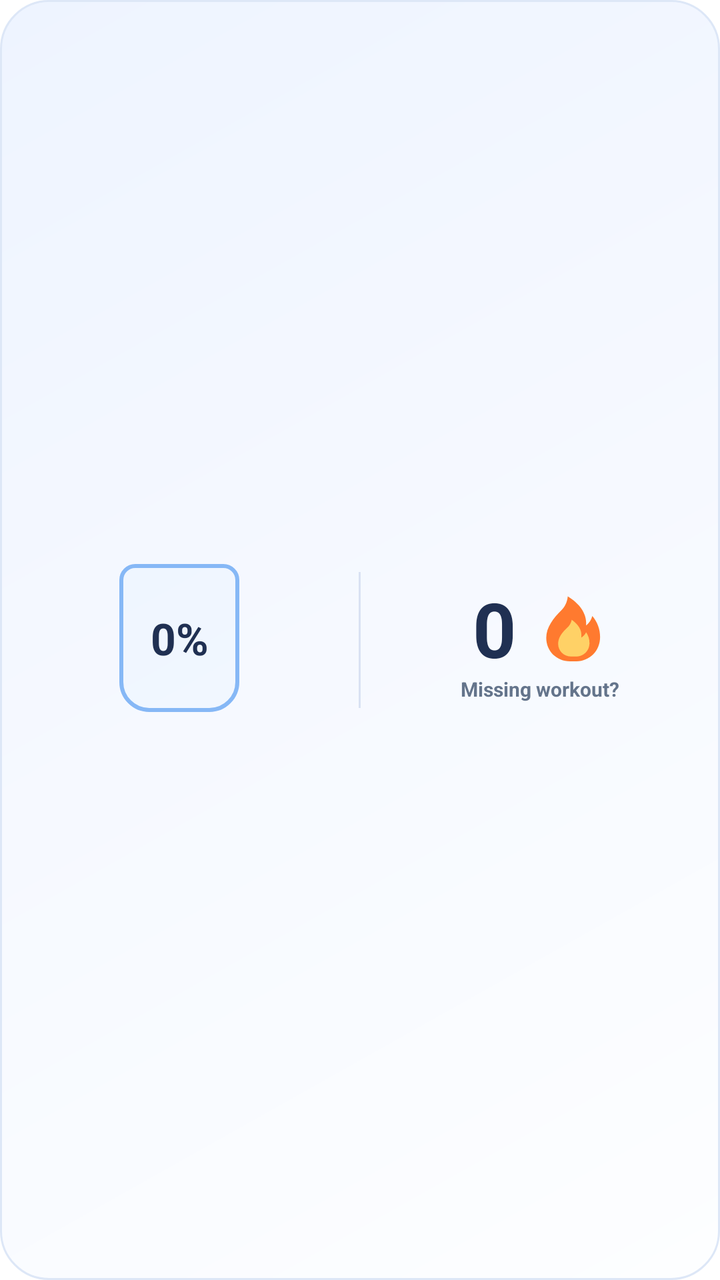
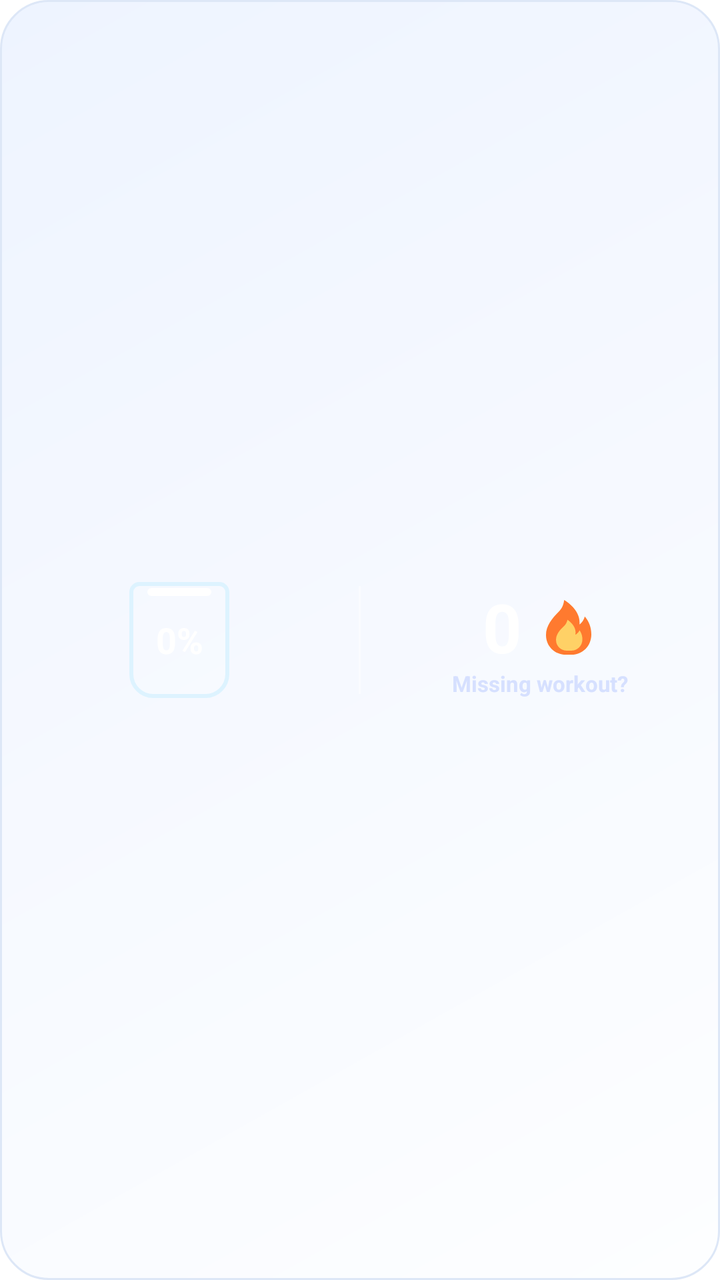

Screens rendered from an Android XML layout before and after an edit, with the pre-edit source and the edit as a unified diff.
<!-- AndroidManifest.xml: fallback theme Theme.MaterialComponents.DayNight.NoActionBar -->
<!-- res/layout/atlas_home_widget.xml -->
<?xml version="1.0" encoding="utf-8"?>
<LinearLayout xmlns:android="http://schemas.android.com/apk/res/android"
    android:id="@+id/atlas_widget_root"
    android:layout_width="match_parent"
    android:layout_height="match_parent"
    android:background="@drawable/atlas_widget_background"
    android:gravity="center"
    android:orientation="horizontal"
    android:padding="10dp">

    <LinearLayout
        android:id="@+id/atlas_widget_water_button"
        android:layout_width="0dp"
        android:layout_height="match_parent"
        android:layout_weight="1"
        android:background="@drawable/atlas_widget_water_panel"
        android:clickable="true"
        android:focusable="true"
        android:gravity="center"
        android:orientation="vertical"
        android:padding="2dp">

        <FrameLayout
            android:layout_width="72dp"
            android:layout_height="80dp"
            android:layout_marginBottom="2dp">

            <TextView
                android:id="@+id/atlas_widget_water_glass"
                android:layout_width="60dp"
                android:layout_height="74dp"
                android:layout_gravity="center"
                android:background="@drawable/atlas_widget_water_glass_0"
                android:gravity="center"
                android:textSize="0sp" />

            <TextView
                android:id="@+id/atlas_widget_water_percent"
                android:layout_width="match_parent"
                android:layout_height="match_parent"
                android:gravity="center"
                android:text="0%"
                android:textColor="#203052"
                android:textSize="22sp"
                android:textStyle="bold" />
        </FrameLayout>
    </LinearLayout>

    <TextView
        android:layout_width="1dp"
        android:layout_height="68dp"
        android:layout_marginHorizontal="10dp"
        android:background="@drawable/atlas_widget_divider" />

    <LinearLayout
        android:layout_width="0dp"
        android:layout_height="match_parent"
        android:layout_weight="1"
        android:background="@drawable/atlas_widget_streak_panel"
        android:gravity="center"
        android:orientation="vertical"
        android:padding="2dp">

        <LinearLayout
            android:layout_width="match_parent"
            android:layout_height="wrap_content"
            android:gravity="center"
            android:orientation="horizontal">

            <TextView
                android:id="@+id/atlas_widget_streak"
                android:layout_width="wrap_content"
                android:layout_height="wrap_content"
                android:text="0"
                android:textColor="#203052"
                android:textSize="38sp"
                android:textStyle="bold" />

            <ImageView
                android:layout_width="38dp"
                android:layout_height="38dp"
                android:layout_marginStart="8dp"
                android:contentDescription="@string/atlas_widget_streak_icon"
                android:src="@drawable/atlas_widget_flame" />
        </LinearLayout>

        <TextView
            android:id="@+id/atlas_widget_status"
            android:layout_width="match_parent"
            android:layout_height="wrap_content"
            android:layout_marginTop="-2dp"
            android:ellipsize="end"
            android:gravity="center"
            android:maxLines="1"
            android:text="Missing workout?"
            android:textColor="#64748B"
            android:textSize="10sp"
            android:textStyle="bold" />
    </LinearLayout>
</LinearLayout>
<!-- resources referenced by this layout -->
<resources>
  <!-- drawable atlas_widget_background (drawable) -->
  <?xml version="1.0" encoding="utf-8"?>
  <shape xmlns:android="http://schemas.android.com/apk/res/android">
      <corners android:radius="24dp" />
      <gradient
          android:angle="135"
          android:startColor="#FDFEFF"
          android:centerColor="#F6F9FF"
          android:endColor="#EEF4FF" />
      <stroke
          android:width="1dp"
          android:color="#DDE7F7" />
  </shape>
  <!-- drawable atlas_widget_divider (drawable) -->
  <?xml version="1.0" encoding="utf-8"?>
  <shape xmlns:android="http://schemas.android.com/apk/res/android">
      <size android:width="1dp" />
      <solid android:color="#D9E2F3" />
  </shape>
  <!-- drawable atlas_widget_flame (drawable) -->
  <?xml version="1.0" encoding="utf-8"?>
  <vector xmlns:android="http://schemas.android.com/apk/res/android"
      android:width="42dp"
      android:height="42dp"
      android:viewportWidth="48"
      android:viewportHeight="48">
      <path
          android:fillColor="#FF7A2F"
          android:pathData="M24,45C15.6,45 9,38.7 9,30.2C9,23.5 13.4,17.9 18.7,12.6C20.6,10.7 22.2,8 22.6,4C29.3,8.2 34.8,14.2 34.2,22.4C36.1,20.9 37.4,18.8 38.1,16.4C41.4,20.3 43,24.8 43,29.7C43,38.5 36.4,45 28.1,45H24Z" />
      <path
          android:fillColor="#FFD166"
          android:pathData="M24.7,42C20.1,42 16.5,38.5 16.5,33.9C16.5,30 19.1,26.7 22.3,23.8C23.6,22.6 24.7,20.9 25.1,18.8C29.1,21.7 31.8,25.2 31.1,30.1C32.4,29.3 33.5,28.1 34.2,26.7C35.6,28.8 36.3,31 36.3,33.5C36.3,38.4 32.5,42 27.9,42H24.7Z" />
  </vector>
  <!-- drawable atlas_widget_streak_panel (drawable) -->
  <?xml version="1.0" encoding="utf-8"?>
  <shape xmlns:android="http://schemas.android.com/apk/res/android">
      <corners android:radius="18dp" />
      <solid android:color="#00FFFFFF" />
      <stroke
          android:width="1dp"
          android:color="#00FFFFFF" />
  </shape>
  <!-- drawable atlas_widget_water_glass_0 (drawable) -->
  <?xml version="1.0" encoding="utf-8"?>
  <layer-list xmlns:android="http://schemas.android.com/apk/res/android">
      <item>
          <shape>
              <corners
                  android:bottomLeftRadius="14dp"
                  android:bottomRightRadius="14dp"
                  android:topLeftRadius="7dp"
                  android:topRightRadius="7dp" />
              <solid android:color="#18BFDFFF" />
              <stroke
                  android:width="2dp"
                  android:color="#86B8F6" />
          </shape>
      </item>
  </layer-list>
  <!-- drawable atlas_widget_water_panel (drawable) -->
  <?xml version="1.0" encoding="utf-8"?>
  <shape xmlns:android="http://schemas.android.com/apk/res/android">
      <corners android:radius="18dp" />
      <solid android:color="#00FFFFFF" />
      <stroke
          android:width="1dp"
          android:color="#00FFFFFF" />
  </shape>
  <string name="atlas_widget_streak_icon">Workout streak</string>
</resources>

<!-- the commit's change to res/layout/atlas_home_widget.xml (unified diff, before → after) -->
@@ -6,7 +6,7 @@
     android:background="@drawable/atlas_widget_background"
     android:gravity="center"
     android:orientation="horizontal"
-    android:padding="10dp">
+    android:padding="8dp">
 
     <LinearLayout
         android:id="@+id/atlas_widget_water_button"
@@ -18,17 +18,16 @@
         android:focusable="true"
         android:gravity="center"
         android:orientation="vertical"
-        android:padding="2dp">
+        android:padding="0dp">
 
         <FrameLayout
-            android:layout_width="72dp"
-            android:layout_height="80dp"
-            android:layout_marginBottom="2dp">
+            android:layout_width="60dp"
+            android:layout_height="64dp">
 
             <TextView
                 android:id="@+id/atlas_widget_water_glass"
-                android:layout_width="60dp"
-                android:layout_height="74dp"
+                android:layout_width="50dp"
+                android:layout_height="58dp"
                 android:layout_gravity="center"
                 android:background="@drawable/atlas_widget_water_glass_0"
                 android:gravity="center"
@@ -40,16 +39,16 @@
                 android:layout_height="match_parent"
                 android:gravity="center"
                 android:text="0%"
-                android:textColor="#203052"
-                android:textSize="22sp"
+                android:textColor="#FFFFFF"
+                android:textSize="18sp"
                 android:textStyle="bold" />
         </FrameLayout>
     </LinearLayout>
 
     <TextView
         android:layout_width="1dp"
-        android:layout_height="68dp"
-        android:layout_marginHorizontal="10dp"
+        android:layout_height="54dp"
+        android:layout_marginHorizontal="8dp"
         android:background="@drawable/atlas_widget_divider" />
 
     <LinearLayout
@@ -59,7 +58,7 @@
         android:background="@drawable/atlas_widget_streak_panel"
         android:gravity="center"
         android:orientation="vertical"
-        android:padding="2dp">
+        android:padding="0dp">
 
         <LinearLayout
             android:layout_width="match_parent"
@@ -72,14 +71,14 @@
                 android:layout_width="wrap_content"
                 android:layout_height="wrap_content"
                 android:text="0"
-                android:textColor="#203052"
-                android:textSize="38sp"
+                android:textColor="#FFFFFF"
+                android:textSize="34sp"
                 android:textStyle="bold" />
 
             <ImageView
-                android:layout_width="38dp"
-                android:layout_height="38dp"
-                android:layout_marginStart="8dp"
+                android:layout_width="32dp"
+                android:layout_height="32dp"
+                android:layout_marginStart="6dp"
                 android:contentDescription="@string/atlas_widget_streak_icon"
                 android:src="@drawable/atlas_widget_flame" />
         </LinearLayout>
@@ -93,8 +92,8 @@
             android:gravity="center"
             android:maxLines="1"
             android:text="Missing workout?"
-            android:textColor="#64748B"
-            android:textSize="10sp"
+            android:textColor="#D6E0FF"
+            android:textSize="11sp"
             android:textStyle="bold" />
     </LinearLayout>
 </LinearLayout>
<!-- resource entries referenced after the edit -->
@@ -17,7 +17,7 @@
   <?xml version="1.0" encoding="utf-8"?>
   <shape xmlns:android="http://schemas.android.com/apk/res/android">
       <size android:width="1dp" />
-      <solid android:color="#D9E2F3" />
+      <solid android:color="#66FFFFFF" />
   </shape>
   <!-- drawable atlas_widget_flame (drawable) -->
   <?xml version="1.0" encoding="utf-8"?>
@@ -48,14 +48,20 @@
       <item>
           <shape>
               <corners
-                  android:bottomLeftRadius="14dp"
-                  android:bottomRightRadius="14dp"
-                  android:topLeftRadius="7dp"
-                  android:topRightRadius="7dp" />
-              <solid android:color="#18BFDFFF" />
+                  android:bottomLeftRadius="11dp"
+                  android:bottomRightRadius="11dp"
+                  android:topLeftRadius="4dp"
+                  android:topRightRadius="4dp" />
+              <solid android:color="#18FFFFFF" />
               <stroke
                   android:width="2dp"
-                  android:color="#86B8F6" />
+                  android:color="#DDF3FF" />
+          </shape>
+      </item>
+      <item android:top="3dp" android:left="9dp" android:right="9dp" android:bottom="51dp">
+          <shape>
+              <corners android:radius="2dp" />
+              <solid android:color="#FFFFFFFF" />
           </shape>
       </item>
   </layer-list>
